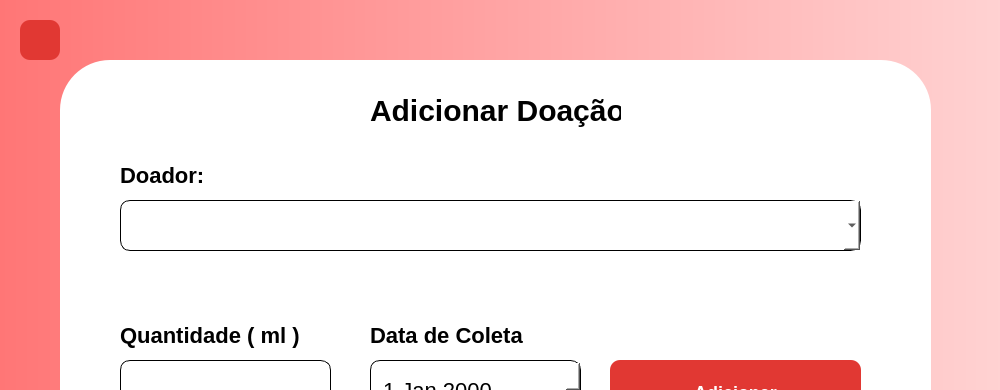
First picture: the form in src/Graphics/Add/AddDoacao/adicionardoacao.ui, repository INF112-Programacao2/20222-team-1, before the edit; both pictures show x 0 to 1000 and y 0 to 390 of the 1000 by 572 pixel window.
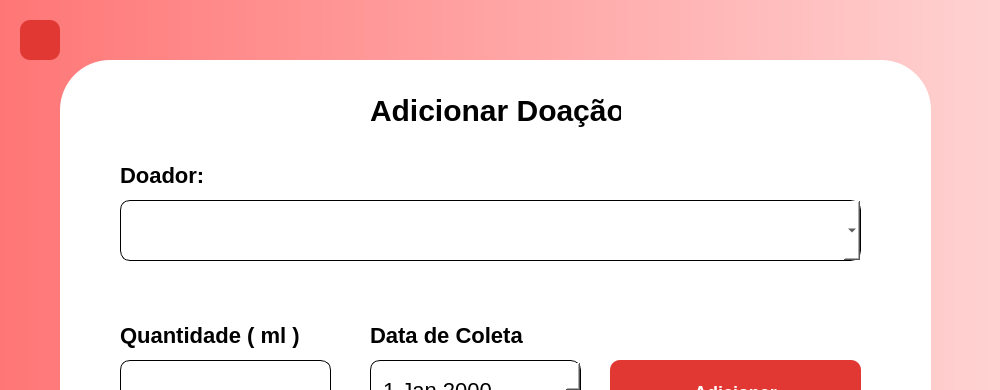
Second picture: the form after the edit. Icons and pictures are not drawn.

Commit message: Tela Editar Dados

Diff of the .ui file:
```diff
--- a/src/Graphics/Add/AddDoacao/adicionardoacao.ui
+++ b/src/Graphics/Add/AddDoacao/adicionardoacao.ui
@@ -171,7 +171,7 @@
        <x>60</x>
        <y>140</y>
        <width>741</width>
-       <height>51</height>
+       <height>61</height>
       </rect>
      </property>
      <property name="statusTip">
```
The commit also changes 6 other files.
